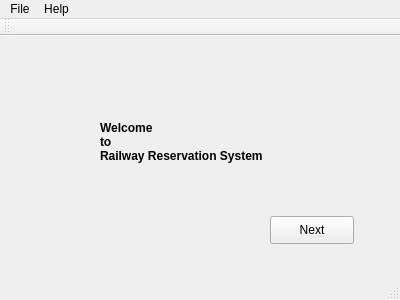
Above: mainwindow.ui from kHarshit/railway-ticketing-system before the change. Below: the same form after it.
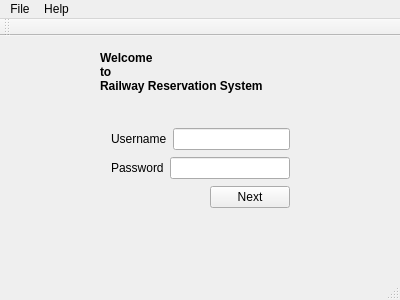
That is the form after the change.

What changed in the file:
```diff
--- a/mainwindow.ui
+++ b/mainwindow.ui
@@ -14,24 +14,11 @@
    <string>Railway Reservation System</string>
   </property>
   <widget class="QWidget" name="centralWidget">
-   <widget class="QPushButton" name="nextPassenger">
-    <property name="geometry">
-     <rect>
-      <x>270</x>
-      <y>180</y>
-      <width>84</width>
-      <height>28</height>
-     </rect>
-    </property>
-    <property name="text">
-     <string>Next</string>
-    </property>
-   </widget>
    <widget class="QLabel" name="label">
     <property name="geometry">
      <rect>
       <x>100</x>
-      <y>80</y>
+      <y>10</y>
       <width>201</width>
       <height>51</height>
      </rect>
@@ -51,6 +38,80 @@
 Railway Reservation System</string>
     </property>
    </widget>
+   <widget class="QWidget" name="">
+    <property name="geometry">
+     <rect>
+      <x>100</x>
+      <y>80</y>
+      <width>201</width>
+      <height>104</height>
+     </rect>
+    </property>
+    <layout class="QVBoxLayout" name="verticalLayout_3">
+     <item>
+      <layout class="QHBoxLayout" name="horizontalLayout_7">
+       <item>
+        <widget class="QLabel" name="label_6">
+         <property name="text">
+          <string>Username</string>
+         </property>
+         <property name="buddy">
+          <cstring>lineEdit_username</cstring>
+         </property>
+        </widget>
+       </item>
+       <item>
+        <widget class="QLineEdit" name="lineEdit_username"/>
+       </item>
+      </layout>
+     </item>
+     <item>
+      <layout class="QHBoxLayout" name="horizontalLayout_8">
+       <item>
+        <widget class="QLabel" name="label_7">
+         <property name="text">
+          <string>Password</string>
+         </property>
+         <property name="buddy">
+          <cstring>lineEdit_password</cstring>
+         </property>
+        </widget>
+       </item>
+       <item>
+        <widget class="QLineEdit" name="lineEdit_password">
+         <property name="echoMode">
+          <enum>QLineEdit::Password</enum>
+         </property>
+        </widget>
+       </item>
+      </layout>
+     </item>
+     <item>
+      <layout class="QHBoxLayout" name="horizontalLayout_9">
+       <item>
+        <spacer name="horizontalSpacer_3">
+         <property name="orientation">
+          <enum>Qt::Horizontal</enum>
+         </property>
+         <property name="sizeHint" stdset="0">
+          <size>
+           <width>40</width>
+           <height>20</height>
+          </size>
+         </property>
+        </spacer>
+       </item>
+       <item>
+        <widget class="QPushButton" name="nextPassenger">
+         <property name="text">
+          <string>Next</string>
+         </property>
+        </widget>
+       </item>
+      </layout>
+     </item>
+    </layout>
+   </widget>
   </widget>
   <widget class="QMenuBar" name="menuBar">
    <property name="geometry">
```
Left out of the diff: 6 changed lines with no effect on the pictures.
